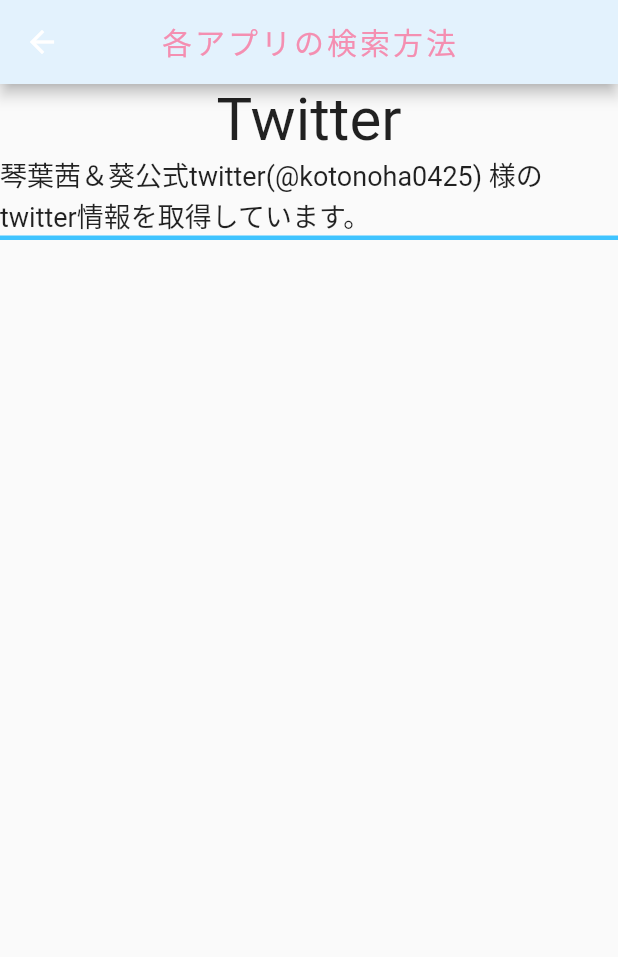
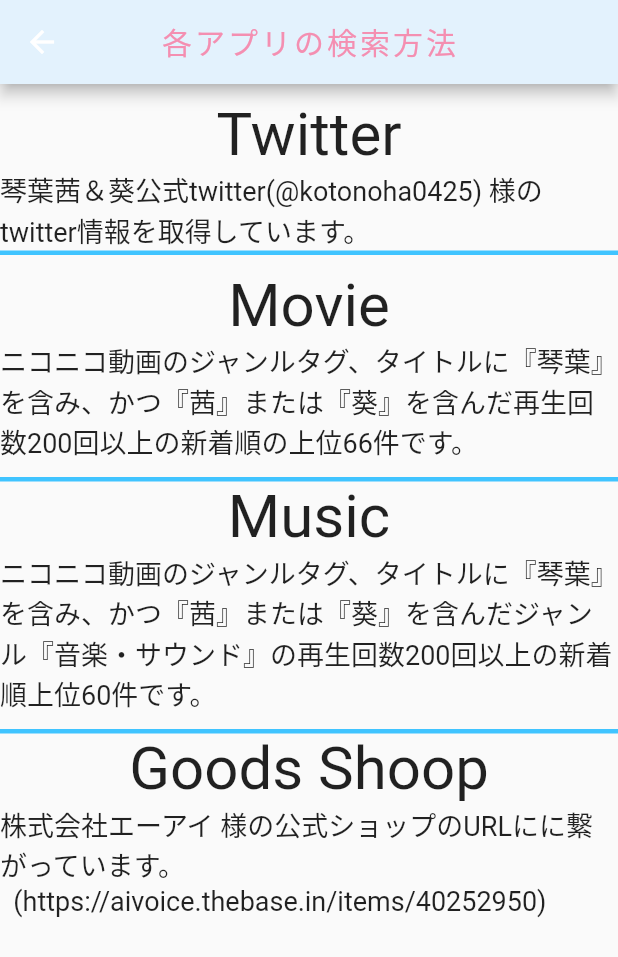
Before and after one commit to happyshootingstar/KotonoHack, a Flutter app: the BookPageHome screen opened directly, after a tap on "アプリの検索方法について", on a phone screen of 412 x 824 dp. Shown: the top 957 px of the screen. Run offline on Flutter 3.47's test engine with Material 2 defaults, Android fonts, the phone set to English and light mode, and no system bars; our stand-ins replace dio, flutter_native_splash.

Commit message:
4.11 commit

```diff
--- a/lib/SearchPage.dart
+++ b/lib/SearchPage.dart
@@ -21,6 +21,9 @@
          mainAxisAlignment: MainAxisAlignment.start,
            children: <Widget>[
              Container(
+               margin: EdgeInsets.only(
+                 top: 10,
+               ),
                width: double.infinity,
                child: Column(
                  children: [
@@ -49,10 +52,95 @@
                  ),
                ),
              ),
+             Container(
+               padding: EdgeInsets.only(
+                   top: 10,
+                   bottom:10
+               ),
+               width: double.infinity,
+               child: Column(
+                 children: [
+                   Text(
+                     'Movie',
+                     style: TextStyle(
+                       fontSize: 40,
+                       color: Colors.black87,
+                     ),
+                   ),
+                   Text(
+                     'ニコニコ動画のジャンルタグ、タイトルに『琴葉』を含み、かつ『茜』または『葵』を含んだ再生回数200回以上の新着順の上位66件です。',
+                     style: TextStyle(
+                       fontSize: 18,
+                       color: Colors.black87,
+                     ),
+                   ),
+                 ],
+               ),
+               decoration: BoxDecoration(
+                 border: Border(
+                   bottom: BorderSide(
+                     color:Colors.lightBlueAccent,
+                     width: 3,
+                   ),
+                 ),
+               ),
+             ),
+             Container(
+               padding: EdgeInsets.only(
+                   bottom:10,
+               ),
+               width: double.infinity,
+               child: Column(
+                 children: [
+                   Text(
+                     'Music',
+                     style: TextStyle(
+                       fontSize: 40,
+                       color: Colors.black87,
+                     ),
+                   ),
+                   Text(
+                     'ニコニコ動画のジャンルタグ、タイトルに『琴葉』を含み、かつ『茜』または『葵』を含んだジャンル『音楽・サウンド』の再生回数200回以上の新着順上位60件です。',
+                     style: TextStyle(
+                       fontSize: 18,
+                       color: Colors.black87,
+                     ),
+                   ),
+                 ],
+               ),
+               decoration: BoxDecoration(
+                 border: Border(
+                   bottom: BorderSide(
+                     color: Colors.lightBlueAccent,
+                     width: 3,
+                   ),
+                 ),
+               ),
+             ),
+             Container(
+               width: double.infinity,
+               child: Column(
+                 children: [
+                   Text(
+                     'Goods Shoop',
+                     style: TextStyle(
+                       fontSize: 40,
+                       color: Colors.black87,
+                     ),
+                   ),
+                   Text(
+                     '株式会社エーアイ 様の公式ショップのURLにに繋がっています。\n  (https://aivoice.thebase.in/items/40252950)',
+                     style: TextStyle(
+                       fontSize: 18,
+                       color: Colors.black87,
+                     ),
+                   ),
+                 ],
+               ),
+             ),
            ],
        ),
      )
-
    );
   }
 }
--- a/lib/bookpage.dart
+++ b/lib/bookpage.dart
@@ -1,6 +1,7 @@
 import 'package:flutter/material.dart';
 import 'package:kotonohack/SearchPage.dart';
 import 'TermsPage.dart';
+import 'main.dart';
 
 class BookPage extends StatelessWidget{
   const BookPage({super.key});
@@ -27,6 +28,19 @@
            fontFamily: "Patrick_Hand",
          ),
        ),
+       actions: [
+       IconButton(
+         color: Colors.pink[200],
+         icon: Icon(Icons.home),
+         onPressed: () => {
+         Navigator.push(
+           context,
+           MaterialPageRoute(
+               builder: (context) => Home()),
+           )
+         },
+       )
+       ]
      ),
      body: SingleChildScrollView(
        child: Column(
--- a/lib/niconicopage.dart
+++ b/lib/niconicopage.dart
@@ -24,7 +24,7 @@
   List dataList = [];
   Future<void> fetchData()async {
     Response response = await Dio().get(
-        "https://api.search.nicovideo.jp/api/v2/snapshot/video/contents/search?q=琴葉 茜 OR 葵 OR 姉妹&targets=tags&fields=contentId,title,contentId,thumbnailUrl,viewCounter,genre&filters[viewCounter][gte]=200&filters[genre][0]=ゲーム&_sort=-startTime&_offset=0&_limit=60&_context=Kotono Hack",
+        "https://api.search.nicovideo.jp/api/v2/snapshot/video/contents/search?q=琴葉 茜 OR 葵 OR 姉妹 &targets=tags&fields=contentId,title,contentId,thumbnailUrl,viewCounter,genre&filters[viewCounter][gte]=200&_sort=-startTime&_offset=0&_limit=66&_context=Kotono Hack",
     options: Options(
       headers:<String, dynamic> {
         'User-Agent':'Kotono Hack'
```
